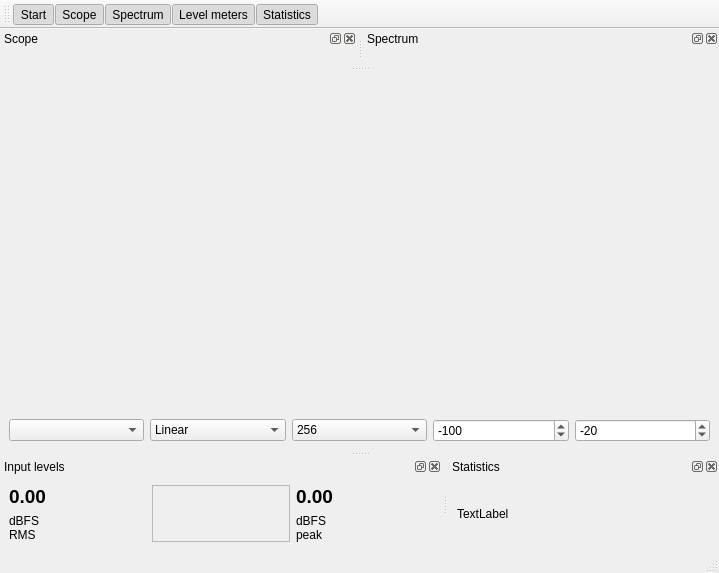
This is friture.ui in tlecomte/friture as Qt 5 draws it before an edit. The edited form follows.
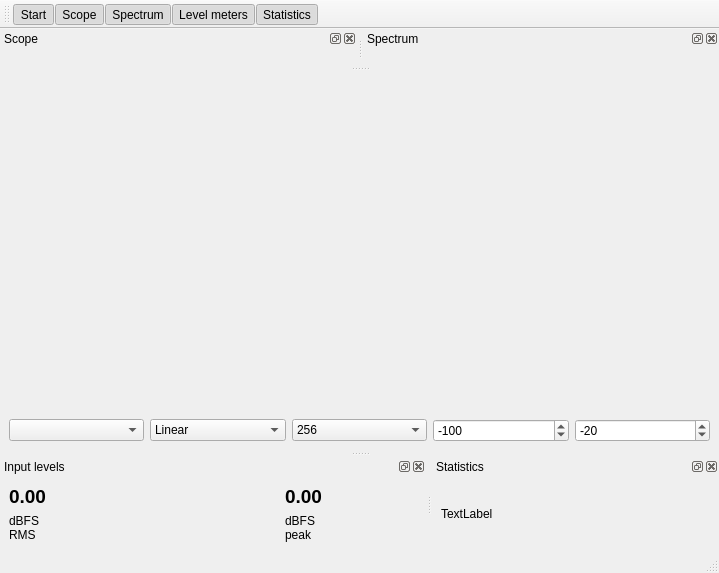
This is the edited form. Custom widgets are drawn as their Qt base class.

Commit message: Small adjustment to level widget layout. Needs more work.

What changed in the file:
```diff
--- a/friture.ui
+++ b/friture.ui
@@ -152,29 +152,10 @@
       </widget>
      </item>
      <item row="0" column="1" rowspan="2">
-      <widget class="qsynthMeter" name="meter">
-       <property name="minimumSize">
-        <size>
-         <width>10</width>
-         <height>10</height>
-        </size>
-       </property>
-       <property name="frameShape">
-        <enum>QFrame::StyledPanel</enum>
-       </property>
-       <property name="frameShadow">
-        <enum>QFrame::Raised</enum>
-       </property>
-      </widget>
+      <widget class="qsynthMeter" name="meter"/>
      </item>
      <item row="0" column="2">
       <widget class="QLabel" name="label_peak">
-       <property name="sizePolicy">
-        <sizepolicy hsizetype="Preferred" vsizetype="Preferred">
-         <horstretch>0</horstretch>
-         <verstretch>0</verstretch>
-        </sizepolicy>
-       </property>
        <property name="font">
         <font>
          <pointsize>14</pointsize>
```
The commit also changes 1 other file.
